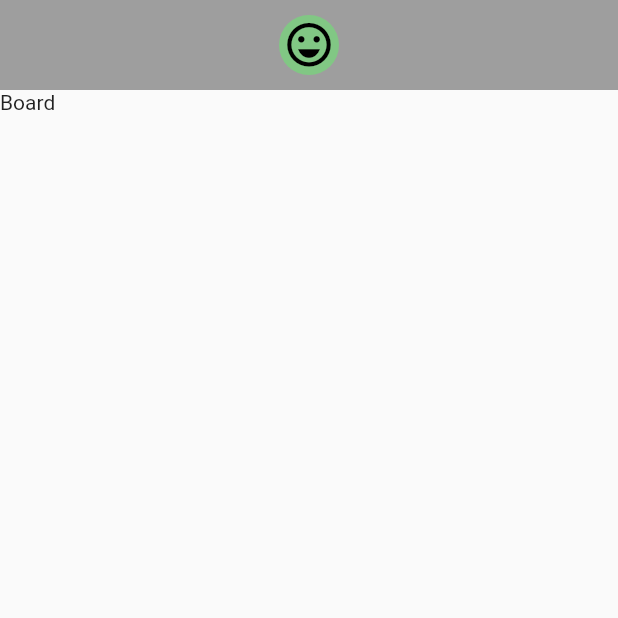
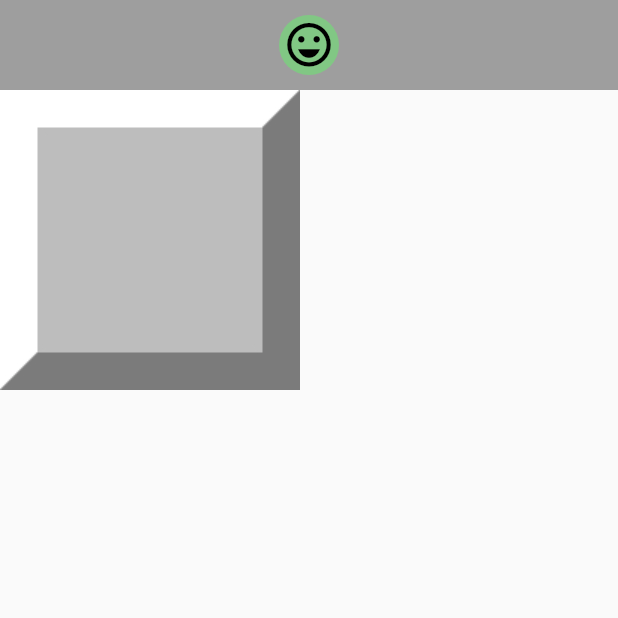
Before and after one commit to HenriqueCisi/project_mine_field, a Flutter app: the screen it shows after launch, on a phone screen of 412 x 824 dp, the top half of it. Run offline on Flutter 3.47's test engine with Material 2 defaults, Android fonts, the phone set to English and light mode, and no system bars.

Commit message:
adds field widget

```diff
--- /dev/null
+++ b/lib/components/field_widget.dart
@@ -0,0 +1,45 @@
+import 'package:flutter/material.dart';
+import 'package:flutter/src/widgets/framework.dart';
+import 'package:flutter/src/widgets/placeholder.dart';
+import 'package:project_mine_field/models/field.dart';
+
+class FieldWidget extends StatelessWidget {
+  final Field field;
+  final void Function(Field) onOpenField;
+  final void Function(Field) onSwitchMark;
+
+  const FieldWidget(
+      {required this.field,
+      required this.onOpenField,
+      required this.onSwitchMark,
+      super.key});
+
+  @override
+  Widget build(BuildContext context) {
+    return InkWell(
+      onTap: () => onOpenField(field),
+      onLongPress: () => onSwitchMark(field),
+      child: _getImage(),
+    );
+  }
+
+  Widget _getImage(){
+    int mineCount = field.mineCount;
+
+    if(field.isOpen && field.hasMine && field.hasExploded){
+      return Image.asset('assets/images/bomba_0.jpeg');
+    }
+    else if (field.isOpen && field.hasMine) {
+      return Image.asset('assets/images/bomba_1.jpeg');
+    }
+    else if (field.isOpen) {
+      return Image.asset('assets/images/aberto_$mineCount.jpeg');
+    }
+    else if (field.isMarked) {
+      return Image.asset('assets/images/bandeira.jpeg');
+    }
+    else{
+       return Image.asset('assets/images/fechado.jpeg');
+    }
+  }
+}
--- a/lib/screens/mine_field.dart
+++ b/lib/screens/mine_field.dart
@@ -1,21 +1,35 @@
 import 'package:flutter/material.dart';
+import 'package:project_mine_field/components/field_widget.dart';
 import 'package:project_mine_field/components/result_widget.dart';
+import 'package:project_mine_field/models/field.dart';
 
 class MineFieldApp extends StatelessWidget {
   const MineFieldApp({super.key});
 
   @override
   Widget build(BuildContext context) {
+
+    Field field = Field(line: 0, grid: 0);
+
     return MaterialApp(
       home: Scaffold(
       appBar: ResultWidget(won:true, onReset: _reset),
-      body: const Text('Board'),)
+      body: FieldWidget(field: field, onOpenField: _open, onSwitchMark: _mark)
+      ,)
       ,
     );
   }
 
   void _reset(){
-    print('aaaa');
+    print('reset');
+  }
+
+  void _open(Field field) {
+    print('open');
+  }
+
+  void _mark(Field field) {
+    print('mark');
   }
 
 }
```
